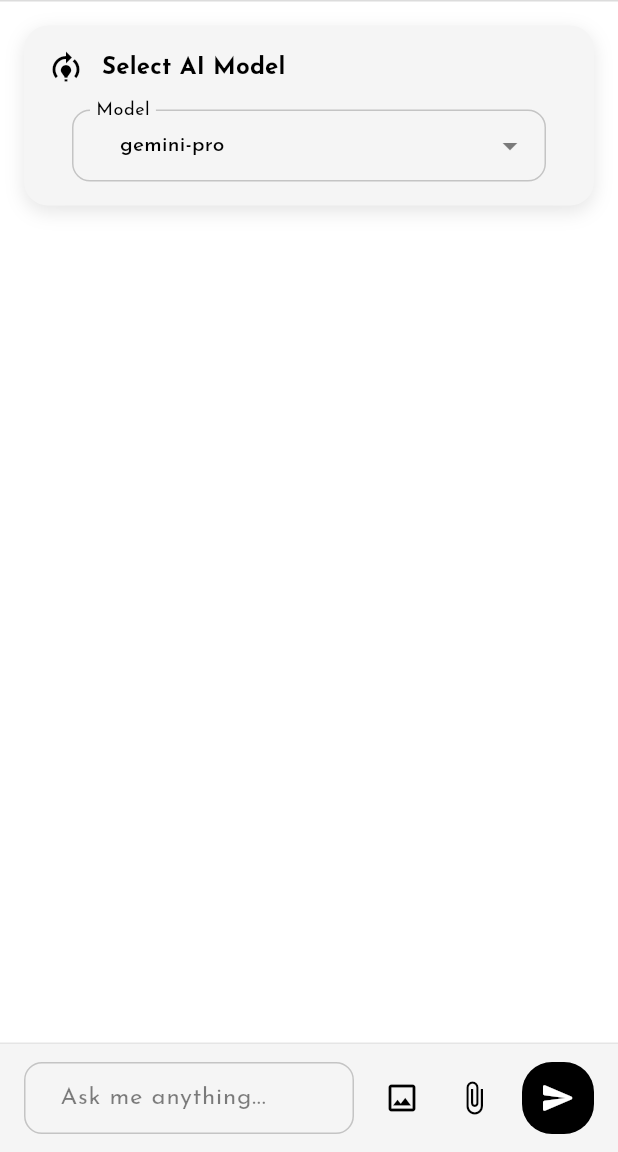
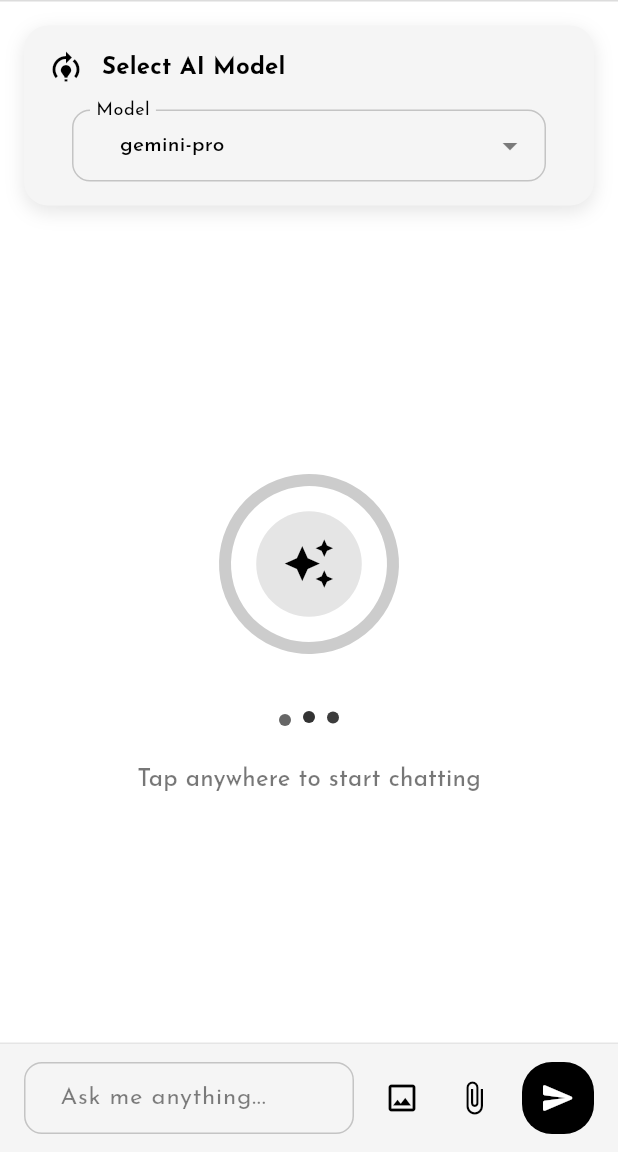
Before and after one commit to callmeartan/devio, a Flutter app: the screen it shows once a user with an empty profile is signed in, on a phone screen of 412 x 824 dp, the part 84-1236 px from its top. Run offline on Flutter 3.47's test engine with Material 3 defaults, Android fonts, the phone set to English and light mode, and no system bars; our stand-ins replace cloud_firestore, file_picker, firebase_auth, firebase_core, flutter_bloc, flutter_dotenv and 7 more; missing offline and left inert: github_sign_in, syncfusion_flutter_pdf; accounts and stored records are empty; generated files the repository leaves out were written again; project files that could hold a hidden picture were left out.

Commit message:
Adding animations to screen

```diff
--- a/lib/screens/llm_chat_screen.dart
+++ b/lib/screens/llm_chat_screen.dart
@@ -17,6 +17,7 @@ import 'package:path/path.dart' as path;
 import 'package:file_picker/file_picker.dart';
 import 'dart:io';
 import '../widgets/chat_message_widget.dart';
+import '../widgets/loading_animation.dart';
 
 const String _kAiUserName = 'AI Assistant';
 
@@ -295,18 +296,11 @@ class _LlmChatScreenState extends State<LlmChatScreen> {
     authState.maybeWhen(
       authenticated: (uid, displayName, email) {
         developer.log('User is authenticated - UID: $uid, Name: $displayName, Email: $email');
-        // Add initial greeting for new chats
-        if (context.read<ChatCubit>().state.currentChatId == null) {
-          _sendInitialGreeting();
-        }
       },
       unauthenticated: () {
         developer.log('User is not authenticated, signing in anonymously...');
         context.read<AuthCubit>().signInAnonymously().then((_) {
           developer.log('Anonymous sign-in successful');
-          if (context.read<ChatCubit>().state.currentChatId == null) {
-            _sendInitialGreeting();
-          }
         }).catchError((error) {
           developer.log('Anonymous sign-in failed: $error');
           context.go('/auth', extra: {'mode': 'login'});
@@ -320,9 +314,6 @@ class _LlmChatScreenState extends State<LlmChatScreen> {
         developer.log('Unknown authentication state, signing in anonymously...');
         context.read<AuthCubit>().signInAnonymously().then((_) {
           developer.log('Anonymous sign-in successful');
-          if (context.read<ChatCubit>().state.currentChatId == null) {
-            _sendInitialGreeting();
-          }
         }).catchError((error) {
           developer.log('Anonymous sign-in failed: $error');
           context.go('/auth', extra: {'mode': 'login'});
@@ -334,31 +325,6 @@ class _LlmChatScreenState extends State<LlmChatScreen> {
     WidgetsBinding.instance.addPostFrameCallback((_) {
       _scrollToBottom();
     });
-  }
-
-  void _sendInitialGreeting() {
-    final greeting = 'Hello! I\'m Devio your AI development assistant. I can help you with:\n\n'
-        '• Flutter/Dart development\n'
-        '• Code review and optimization\n'
-        '• Architecture decisions\n'
-        '• Best practices and patterns\n'
-        '• Debugging and problem-solving\n\n'
-        'How can I assist you today?';
-
-    // Get the authenticated user's ID
-    final authState = context.read<AuthCubit>().state;
-    final userId = authState.maybeWhen(
-      authenticated: (uid, _, __) => uid,
-      orElse: () => throw Exception('User must be authenticated to send messages'),
-    );
-
-    // Send initial greeting with the authenticated user's ID
-    context.read<ChatCubit>().sendMessage(
-      senderId: userId,  // Using authenticated user's ID
-      content: greeting,
-      isAI: true,  // Mark as AI message
-      senderName: _kAiUserName,  // Still use AI name for display
-    );
   }
 
   @override
@@ -1046,14 +1012,15 @@ class _LlmChatScreenState extends State<LlmChatScreen> {
                                 orElse: () {},
                               );
                             },
-                            builder: (context, state) {
-                              return state.maybeWhen(
-                                initial: () => const SizedBox(),
-                                loading: () => const Center(
-                                  child: CircularProgressIndicator(),
-                                ),
-                                success: (response) => _buildSuccessState(response),
-                                error: (message) => Center(
+                            builder: (context, llmState) {
+                              return BlocBuilder<ChatCubit, ChatState>(
+                                builder: (context, chatState) {
+                                  if (chatState.isLoading) {
+                                    return const Center(child: CircularProgressIndicator());
+                                  }
+
+                                  if (chatState.error != null) {
+                                    return Center(
                                       child: SelectableText.rich(
                                         TextSpan(
                                           children: [
@@ -1064,30 +1031,41 @@ class _LlmChatScreenState extends State<LlmChatScreen> {
                                                 fontWeight: FontWeight.bold,
                                               ),
                                             ),
-                                        TextSpan(text: message),
-                                      ],
-                                    ),
-                                  ),
-                                ),
-                                modelSwitching: (fromModel, toModel, attempt) => Center(
-                                  child: Column(
-                                    mainAxisAlignment: MainAxisAlignment.center,
-                                    children: [
-                                      const CircularProgressIndicator(),
-                                      const SizedBox(height: 16),
-                                      Text(
-                                        'Switching from $fromModel to $toModel...',
-                                        style: Theme.of(context).textTheme.bodyLarge,
-                                      ),
-                                      const SizedBox(height: 8),
-                                      Text(
-                                        'Please wait while we process your request.',
-                                        style: Theme.of(context).textTheme.bodyMedium,
-                                      ),
-                                    ],
-                                  ),
-                                ),
-                                orElse: () => const SizedBox(),
+                                            TextSpan(
+                                              text: chatState.error.toString(),
+                                            ),
+                                          ],
+                                        ),
+                                      ),
+                                    );
+                                  }
+
+                                  if (chatState.messages.isEmpty) {
+                                    return LoadingAnimation(
+                                      onTap: () => _sendInitialGreeting(),
+                                      showRefreshIndicator: true,
+                                    );
+                                  }
+
+                                  return ListView.builder(
+                                    controller: _chatScrollController,
+                                    padding: const EdgeInsets.all(16),
+                                    itemCount: chatState.messages.length,
+                                    itemBuilder: (context, index) {
+                                      final message = chatState.messages[index];
+                                      final messageId = message.id;
+                                      return ChatMessageWidget(
+                                        message: message,
+                                        showMetrics: _expandedMetrics[messageId] ?? false,
+                                        onMetricsToggle: () {
+                                          setState(() {
+                                            _expandedMetrics[messageId] = !(_expandedMetrics[messageId] ?? false);
+                                          });
+                                        },
+                                      );
+                                    },
+                                  );
+                                },
                               );
                             },
                           ),
@@ -1222,6 +1200,31 @@ class _LlmChatScreenState extends State<LlmChatScreen> {
     }).catchError((error) {
       _showErrorSnackBar('Failed to send message: $error');
     });
+  }
+
+  void _sendInitialGreeting() {
+    final greeting = 'Hello! I\'m Devio your AI development assistant. I can help you with:\n\n'
+        '• Flutter/Dart development\n'
+        '• Code review and optimization\n'
+        '• Architecture decisions\n'
+        '• Best practices and patterns\n'
+        '• Debugging and problem-solving\n\n'
+        'How can I assist you today?';
+
+    // Get the authenticated user's ID
+    final authState = context.read<AuthCubit>().state;
+    final userId = authState.maybeWhen(
+      authenticated: (uid, _, __) => uid,
+      orElse: () => throw Exception('User must be authenticated to send messages'),
+    );
+
+    // Send initial greeting with the authenticated user's ID
+    context.read<ChatCubit>().sendMessage(
+      senderId: userId,  // Using authenticated user's ID
+      content: greeting,
+      isAI: true,  // Mark as AI message
+      senderName: _kAiUserName,  // Still use AI name for display
+    );
   }
 
   Widget _buildChatItem(Map<String, dynamic> chat, String? currentChatId, bool isDark, BuildContext context) {
@@ -1555,67 +1558,6 @@ class _LlmChatScreenState extends State<LlmChatScreen> {
     );
   }
 
-  Widget _buildSuccessState(LlmResponse response) {
-    if (response.modelName != _selectedModel) {
-      // Update the selected model if it was switched
-      WidgetsBinding.instance.addPostFrameCallback((_) {
-        setState(() {
-          _selectedModel = response.modelName;
-        });
-      });
-    }
-
-    return BlocBuilder<ChatCubit, ChatState>(
-      builder: (context, chatState) {
-        if (chatState.isLoading) {
-          return const Center(child: CircularProgressIndicator());
-        }
-
-        if (chatState.error != null) {
-          return Center(
-            child: SelectableText.rich(
-              TextSpan(
-                children: [
-                  TextSpan(
-                    text: 'Error: ',
-                    style: TextStyle(
-                      color: Theme.of(context).colorScheme.error,
-                      fontWeight: FontWeight.bold,
-                    ),
-                  ),
-                  TextSpan(text: chatState.error.toString()),
-                ],
-              ),
-            ),
-          );
-        }
-
-        if (chatState.messages.isEmpty) {
-          return const Center(child: Text('No messages yet'));
-        }
-
-        return ListView.builder(
-          controller: _chatScrollController,
-          padding: const EdgeInsets.all(16),
-          itemCount: chatState.messages.length,
-          itemBuilder: (context, index) {
-            final message = chatState.messages[index];
-            final messageId = message.id;
-            return ChatMessageWidget(
-              message: message,
-              showMetrics: _expandedMetrics[messageId] ?? false,
-              onMetricsToggle: () {
-                setState(() {
-                  _expandedMetrics[messageId] = !(_expandedMetrics[messageId] ?? false);
-                });
-              },
-            );
-          },
-        );
-      },
-    );
-  }
-
   Widget _buildLocalModelDropdown(BuildContext context) {
     return DropdownButtonFormField<String>(
       value: _selectedModel,
--- /dev/null
+++ b/lib/widgets/loading_animation.dart
@@ -0,0 +1,203 @@
+import 'package:flutter/material.dart';
+import 'dart:math' as math;
+
+class LoadingAnimation extends StatefulWidget {
+  final VoidCallback? onTap;
+  final bool showRefreshIndicator;
+
+  const LoadingAnimation({
+    super.key,
+    this.onTap,
+    this.showRefreshIndicator = true,
+  });
+
+  @override
+  State<LoadingAnimation> createState() => _LoadingAnimationState();
+}
+
+class _LoadingAnimationState extends State<LoadingAnimation>
+    with TickerProviderStateMixin {
+  late final AnimationController _rotationController;
+  late final AnimationController _scaleController;
+  late final AnimationController _opacityController;
+
+  final List<AnimationController> _dotControllers = [];
+  final int numberOfDots = 3;
+
+  @override
+  void initState() {
+    super.initState();
+
+    // Rotation animation
+    _rotationController = AnimationController(
+      duration: const Duration(seconds: 2),
+      vsync: this,
+    )..repeat();
+
+    // Scale animation
+    _scaleController = AnimationController(
+      duration: const Duration(milliseconds: 1500),
+      vsync: this,
+    )..repeat(reverse: true);
+
+    // Opacity animation
+    _opacityController = AnimationController(
+      duration: const Duration(milliseconds: 1000),
+      vsync: this,
+    )..repeat(reverse: true);
+
+    // Initialize dot animations
+    for (int i = 0; i < numberOfDots; i++) {
+      final controller = AnimationController(
+        duration: Duration(milliseconds: 600 + (i * 200)),
+        vsync: this,
+      )..repeat(reverse: true);
+      _dotControllers.add(controller);
+    }
+  }
+
+  @override
+  void dispose() {
+    _rotationController.dispose();
+    _scaleController.dispose();
+    _opacityController.dispose();
+    for (var controller in _dotControllers) {
+      controller.dispose();
+    }
+    super.dispose();
+  }
+
+  @override
+  Widget build(BuildContext context) {
+    final theme = Theme.of(context);
+
+    Widget content = Column(
+      mainAxisAlignment: MainAxisAlignment.center,
+      children: [
+        // Main rotating circle with AI icon
+        Stack(
+          alignment: Alignment.center,
+          children: [
+            // Outer rotating circle
+            AnimatedBuilder(
+              animation: _rotationController,
+              builder: (context, child) {
+                return Transform.rotate(
+                  angle: _rotationController.value * 2 * math.pi,
+                  child: Container(
+                    width: 120,
+                    height: 120,
+                    decoration: BoxDecoration(
+                      shape: BoxShape.circle,
+                      border: Border.all(
+                        color: theme.colorScheme.primary.withOpacity(0.2),
+                        width: 8,
+                      ),
+                    ),
+                  ),
+                );
+              },
+            ),
+            // Inner pulsing circle with AI icon
+            ScaleTransition(
+              scale: Tween<double>(
+                begin: 0.8,
+                end: 1.0,
+              ).animate(_scaleController),
+              child: Container(
+                width: 80,
+                height: 80,
+                decoration: BoxDecoration(
+                  shape: BoxShape.circle,
+                  color: theme.colorScheme.primary.withOpacity(0.1),
+                ),
+                child: Icon(
+                  Icons.auto_awesome,
+                  size: 40,
+                  color: theme.colorScheme.primary,
+                ),
+              ),
+            ),
+          ],
+        ),
+        const SizedBox(height: 40),
+        // Animated dots
+        Row(
+          mainAxisAlignment: MainAxisAlignment.center,
+          children: List.generate(numberOfDots, (index) {
+            return Padding(
+              padding: const EdgeInsets.symmetric(horizontal: 4),
+              child: AnimatedBuilder(
+                animation: _dotControllers[index],
+                builder: (context, child) {
+                  return Transform.translate(
+                    offset: Offset(0, -4 * _dotControllers[index].value),
+                    child: Container(
+                      width: 8,
+                      height: 8,
+                      decoration: BoxDecoration(
+                        color: theme.colorScheme.primary
+                            .withOpacity(0.6 + (0.4 * _dotControllers[index].value)),
+                        shape: BoxShape.circle,
+                      ),
+                    ),
+                  );
+                },
+              ),
+            );
+          }),
+        ),
+        const SizedBox(height: 24),
+        // Loading text with fade animation
+        FadeTransition(
+          opacity: Tween<double>(
+            begin: 0.6,
+            end: 1.0,
+          ).animate(_opacityController),
+          child: Text(
+            'Tap anywhere to start chatting',
+            style: theme.textTheme.titleMedium?.copyWith(
+              color: theme.colorScheme.onSurface.withOpacity(0.7),
+            ),
+          ),
+        ),
+      ],
+    );
+
+    if (widget.showRefreshIndicator) {
+      content = RefreshIndicator(
+        onRefresh: () async {
+          // Add a small delay to make the refresh feel more natural
+          await Future.delayed(const Duration(milliseconds: 500));
+          if (widget.onTap != null) {
+            widget.onTap!();
+          }
+        },
+        displacement: 40,
+        strokeWidth: 3,
+        color: theme.colorScheme.primary,
+        backgroundColor: theme.colorScheme.surface,
+        child: CustomScrollView(
+          physics: const AlwaysScrollableScrollPhysics(),
+          slivers: [
+            SliverFillRemaining(
+              child: GestureDetector(
+                onTap: widget.onTap,
+                behavior: HitTestBehavior.opaque,
+                child: content,
+              ),
+            ),
+          ],
+        ),
+      );
+    } else {
+      content = GestureDetector(
+        onTap: widget.onTap,
+        behavior: HitTestBehavior.opaque,
+        child: content,
+      );
+    }
+
+    return Center(child: content);
+  }
+}
```
Also changed, not shown: lib/features/llm/services/gemini_service.dart (+79 -4 lines). Lines whose indentation alone changed are shown as unchanged.
